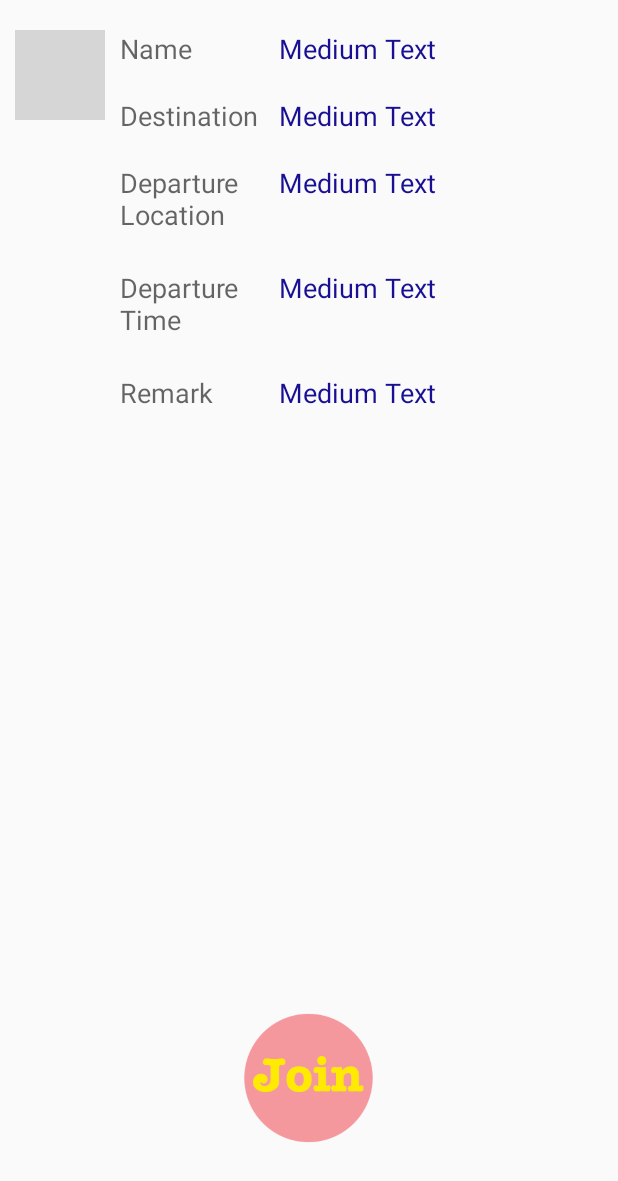
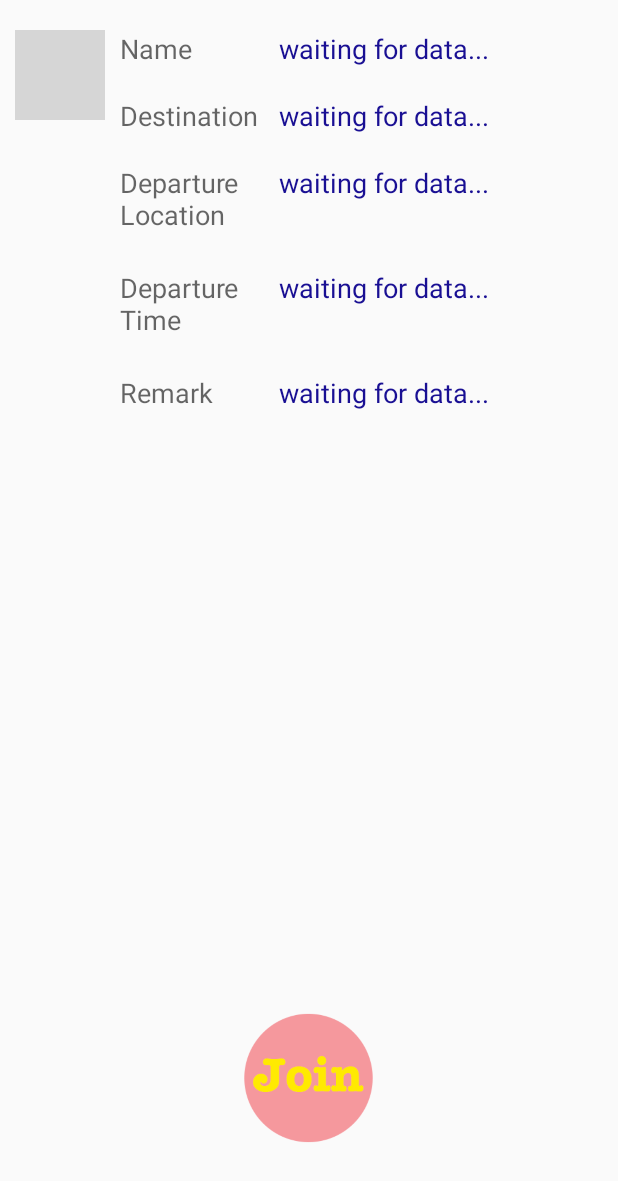
Before and after one commit to wanyifei/yue, an Android app: the layout activity_detail.xml on its own in the app's theme, with its tools: preview values and no code run, on a phone screen of 412 x 824 dp. Shown: the top 1181 px of the screen. Run offline under Robolectric (Android 15) with nearby library versions, the phone set to English and light mode, and no system bars; grey boxes are pictures that could not be loaded.

Commit message:
v1.1 with activity detail

```diff
--- a/app/src/main/java/com/mycompany/myapplication2/MainActivity.java
+++ b/app/src/main/java/com/mycompany/myapplication2/MainActivity.java
@@ -33,13 +33,15 @@ public class MainActivity extends Activity {
 
     private class singupOnclick implements View.OnClickListener {
         public void onClick(View v) {
-            Intent nextScreen = new Intent(getApplicationContext(), listViewScreen.class);
+            Intent nextScreen = new Intent(getApplicationContext(), activityScreen.class);
             startActivity(nextScreen);
         }
     }
 
     private class loginOnclick implements View.OnClickListener {
         public void onClick(View v) {
+            //Check the username and password with database
+
             AlertDialog.Builder alert = new AlertDialog.Builder(MainActivity.this);
             alert.setTitle("ERROR");
             alert.setMessage("Unrecognized username or\nIncorrect password!");
--- a/app/src/main/res/layout/activity_detail.xml
+++ b/app/src/main/res/layout/activity_detail.xml
@@ -50,7 +50,7 @@
                         android:layout_marginTop="20dp"
                         android:textAppearance="?android:attr/textAppearanceMedium"
                         android:text="Name"
-                        android:id="@+id/textView3"
+                        android:id="@+id/activity_name"
                         android:layout_marginLeft="10dp" />
 
                     <TextView
@@ -58,7 +58,7 @@
                         android:layout_height="wrap_content"
                         android:textAppearance="?android:attr/textAppearanceMedium"
                         android:text="Destination"
-                        android:id="@+id/textView4"
+                        android:id="@+id/activity_destination"
                         android:layout_marginLeft="10dp"
                         android:layout_marginTop="20dp" />
 
@@ -67,7 +67,7 @@
                         android:layout_height="50dp"
                         android:textAppearance="?android:attr/textAppearanceMedium"
                         android:text="Departure Location"
-                        android:id="@+id/textView5"
+                        android:id="@+id/activity_depature_location"
                         android:layout_marginLeft="10dp"
                         android:layout_marginTop="20dp" />
 
@@ -76,7 +76,7 @@
                         android:layout_height="50dp"
                         android:textAppearance="?android:attr/textAppearanceMedium"
                         android:text="Departure Time"
-                        android:id="@+id/textView6"
+                        android:id="@+id/activity_depature_time"
                         android:layout_marginLeft="10dp"
                         android:layout_marginTop="20dp" />
 
@@ -85,7 +85,7 @@
                         android:layout_height="wrap_content"
                         android:textAppearance="?android:attr/textAppearanceMedium"
                         android:text="Remark"
-                        android:id="@+id/textView7"
+                        android:id="@+id/activity_remark"
                         android:layout_marginLeft="10dp"
                         android:layout_marginTop="20dp" />
                 </LinearLayout>
@@ -99,8 +99,8 @@
                         android:layout_width="match_parent"
                         android:layout_height="wrap_content"
                         android:textAppearance="?android:attr/textAppearanceMedium"
-                        android:text="Medium Text"
-                        android:id="@+id/textView8"
+                        android:text="waiting for data..."
+                        android:id="@+id/fill_activity_name"
                         android:layout_marginTop="20dp"
                         android:textColor="#ff190f93" />
 
@@ -108,8 +108,8 @@
                         android:layout_width="match_parent"
                         android:layout_height="wrap_content"
                         android:textAppearance="?android:attr/textAppearanceMedium"
-                        android:text="Medium Text"
-                        android:id="@+id/textView9"
+                        android:text="waiting for data..."
+                        android:id="@+id/fill_activity_destination"
                         android:layout_marginTop="20dp"
                         android:textColor="#ff190f93" />
 
@@ -117,8 +117,8 @@
                         android:layout_width="match_parent"
                         android:layout_height="50dp"
                         android:textAppearance="?android:attr/textAppearanceMedium"
-                        android:text="Medium Text"
-                        android:id="@+id/textView10"
+                        android:text="waiting for data..."
+                        android:id="@+id/fill_activity_depature_location"
                         android:layout_marginTop="20dp"
                         android:textColor="#ff190f93" />
 
@@ -126,8 +126,8 @@
                         android:layout_width="match_parent"
                         android:layout_height="50dp"
                         android:textAppearance="?android:attr/textAppearanceMedium"
-                        android:text="Medium Text"
-                        android:id="@+id/textView11"
+                        android:text="waiting for data..."
+                        android:id="@+id/fill_activity_depature_time"
                         android:layout_marginTop="20dp"
                         android:textColor="#ff190f93" />
 
@@ -135,8 +135,8 @@
                         android:layout_width="match_parent"
                         android:layout_height="wrap_content"
                         android:textAppearance="?android:attr/textAppearanceMedium"
-                        android:text="Medium Text"
-                        android:id="@+id/textView12"
+                        android:text="waiting for data..."
+                        android:id="@+id/fill_activity_remark"
                         android:layout_marginTop="20dp"
                         android:textColor="#ff190f93" />
                 </LinearLayout>
```
Also changed, not shown: app/src/main/java/com/mycompany/myapplication2/activityDetailScreen.java (added, +37 -0 lines), app/src/main/java/com/mycompany/myapplication2/loginScreen.java (deleted, +0 -7 lines).
